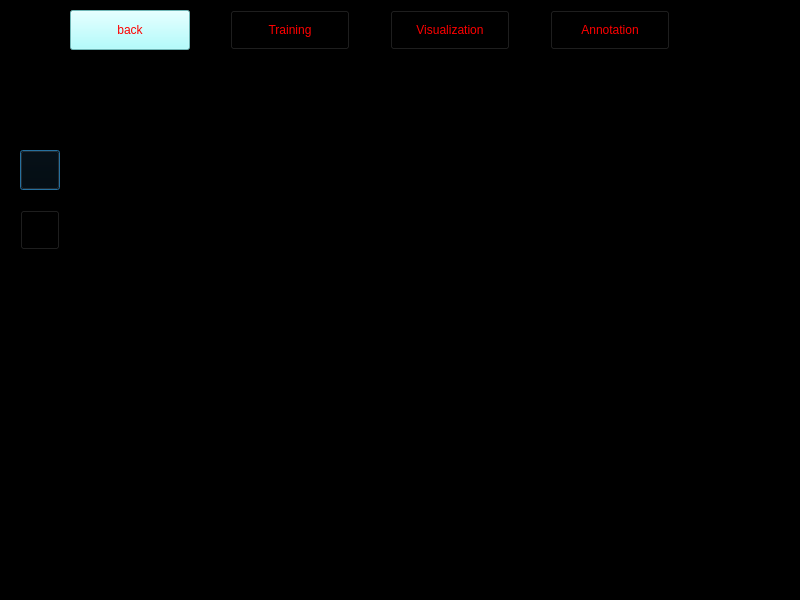
This is rLearning_Computer_Vision/Learn_Computer_Vision_Dialog.ui in SAIL-LAB155/Learning_Computer_Vision as Qt 5 draws it before an edit. The edited form follows.
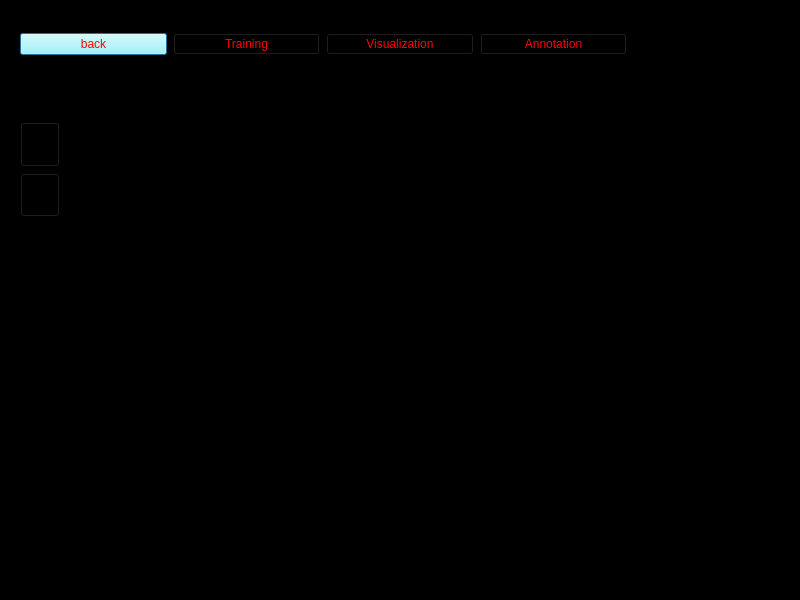
This is the edited form. Icons and pictures are not drawn.

What changed in the file:
```diff
--- a/rLearning_Computer_Vision/Learn_Computer_Vision_Dialog.ui
+++ b/rLearning_Computer_Vision/Learn_Computer_Vision_Dialog.ui
@@ -13,52 +13,57 @@
     <height>600</height>
    </rect>
   </property>
+  <property name="sizePolicy">
+   <sizepolicy hsizetype="Preferred" vsizetype="Preferred">
+    <horstretch>0</horstretch>
+    <verstretch>0</verstretch>
+   </sizepolicy>
+  </property>
   <property name="windowTitle">
    <string>Learn_Computer_Vision_Dialog</string>
   </property>
   <property name="styleSheet">
    <string notr="true">background-color: rgb(0, 0, 0);</string>
   </property>
-  <widget class="QPushButton" name="m_btn_Home">
-   <property name="geometry">
-    <rect>
-     <x>20</x>
-     <y>150</y>
-     <width>40</width>
-     <height>40</height>
-    </rect>
+  <layout class="QVBoxLayout" name="verticalLayout" stretch="1,1,2,8">
+   <property name="leftMargin">
+    <number>20</number>
    </property>
-   <property name="styleSheet">
-    <string notr="true">border-image: url(:/images/left-navigator/home-g.png);</string>
+   <property name="topMargin">
+    <number>20</number>
    </property>
-   <property name="text">
-    <string/>
+   <property name="rightMargin">
+    <number>20</number>
    </property>
-  </widget>
-  <widget class="QPushButton" name="m_btn_Brain">
-   <property name="geometry">
-    <rect>
-     <x>20</x>
-     <y>210</y>
-     <width>40</width>
-     <height>40</height>
-    </rect>
+   <property name="bottomMargin">
+    <number>0</number>
    </property>
+   <item>
+    <layout class="QHBoxLayout" name="horizontalLayout">
+     <item>
+      <widget class="QPushButton" name="m_btn_Back">
+       <property name="sizePolicy">
+        <sizepolicy hsizetype="Preferred" vsizetype="Fixed">
+         <horstretch>0</horstretch>
+         <verstretch>0</verstretch>
+        </sizepolicy>
+       </property>
    <property name="styleSheet">
-    <string notr="true">border-image: url(:/images/left-navigator/func-w.png);</string>
+        <string notr="true">color: rgb(255, 0, 0);
+background-color: rgb(155, 255, 255);</string>
    </property>
    <property name="text">
-    <string/>
-   </property>
-  </widget>
+        <string>back</string>
+       </property>
+      </widget>
+     </item>
+     <item>
   <widget class="QPushButton" name="m_btn_Training">
-   <property name="geometry">
-    <rect>
-     <x>230</x>
-     <y>10</y>
-     <width>120</width>
-     <height>40</height>
-    </rect>
+       <property name="sizePolicy">
+        <sizepolicy hsizetype="Preferred" vsizetype="Fixed">
+         <horstretch>0</horstretch>
+         <verstretch>0</verstretch>
+        </sizepolicy>
    </property>
    <property name="styleSheet">
     <string notr="true">color: rgb(255, 0, 0);</string>
@@ -67,14 +72,14 @@
     <string>Training</string>
    </property>
   </widget>
+     </item>
+     <item>
   <widget class="QPushButton" name="m_btn_Visualization">
-   <property name="geometry">
-    <rect>
-     <x>390</x>
-     <y>10</y>
-     <width>120</width>
-     <height>40</height>
-    </rect>
+       <property name="sizePolicy">
+        <sizepolicy hsizetype="Preferred" vsizetype="Fixed">
+         <horstretch>0</horstretch>
+         <verstretch>0</verstretch>
+        </sizepolicy>
    </property>
    <property name="styleSheet">
     <string notr="true">color: rgb(255, 0, 0);</string>
@@ -83,14 +88,14 @@
     <string>Visualization</string>
    </property>
   </widget>
+     </item>
+     <item>
   <widget class="QPushButton" name="m_btn_Annotation">
-   <property name="geometry">
-    <rect>
-     <x>550</x>
-     <y>10</y>
-     <width>120</width>
-     <height>40</height>
-    </rect>
+       <property name="sizePolicy">
+        <sizepolicy hsizetype="Preferred" vsizetype="Fixed">
+         <horstretch>0</horstretch>
+         <verstretch>0</verstretch>
+        </sizepolicy>
    </property>
    <property name="styleSheet">
     <string notr="true">color: rgb(255, 0, 0);</string>
@@ -99,31 +104,17 @@
     <string>Annotation</string>
    </property>
   </widget>
-  <widget class="QPushButton" name="m_btn_Back">
-   <property name="geometry">
-    <rect>
-     <x>70</x>
-     <y>10</y>
-     <width>120</width>
-     <height>40</height>
-    </rect>
-   </property>
-   <property name="styleSheet">
-    <string notr="true">color: rgb(255, 0, 0);
-background-color: rgb(155, 255, 255);</string>
-   </property>
-   <property name="text">
-    <string>back</string>
-   </property>
-  </widget>
+     </item>
+     <item>
   <widget class="QLabel" name="label">
-   <property name="geometry">
-    <rect>
-     <x>690</x>
-     <y>10</y>
-     <width>101</width>
-     <height>51</height>
-    </rect>
+       <property name="enabled">
+        <bool>false</bool>
+       </property>
+       <property name="sizePolicy">
+        <sizepolicy hsizetype="Minimum" vsizetype="Minimum">
+         <horstretch>0</horstretch>
+         <verstretch>0</verstretch>
+        </sizepolicy>
    </property>
    <property name="styleSheet">
     <string notr="true">border-image: url(:/images/company-logo.png);</string>
@@ -132,6 +123,92 @@
     <string/>
    </property>
   </widget>
+     </item>
+    </layout>
+   </item>
+   <item>
+    <spacer name="verticalSpacer_2">
+     <property name="orientation">
+      <enum>Qt::Vertical</enum>
+     </property>
+     <property name="sizeHint" stdset="0">
+      <size>
+       <width>20</width>
+       <height>40</height>
+      </size>
+     </property>
+    </spacer>
+   </item>
+   <item>
+    <layout class="QHBoxLayout" name="horizontalLayout_3" stretch="0,0">
+     <item>
+      <layout class="QVBoxLayout" name="verticalLayout_2">
+       <property name="sizeConstraint">
+        <enum>QLayout::SetDefaultConstraint</enum>
+       </property>
+       <item>
+        <widget class="QPushButton" name="m_btn_Home">
+         <property name="sizePolicy">
+          <sizepolicy hsizetype="Preferred" vsizetype="Preferred">
+           <horstretch>0</horstretch>
+           <verstretch>0</verstretch>
+          </sizepolicy>
+         </property>
+         <property name="styleSheet">
+          <string notr="true">border-image: url(:/images/left-navigator/home-g.png);</string>
+         </property>
+         <property name="text">
+          <string/>
+         </property>
+        </widget>
+       </item>
+       <item>
+        <widget class="QPushButton" name="m_btn_Brain">
+         <property name="sizePolicy">
+          <sizepolicy hsizetype="Preferred" vsizetype="Preferred">
+           <horstretch>0</horstretch>
+           <verstretch>0</verstretch>
+          </sizepolicy>
+         </property>
+         <property name="styleSheet">
+          <string notr="true">border-image: url(:/images/left-navigator/func-w.png);</string>
+         </property>
+         <property name="text">
+          <string/>
+         </property>
+        </widget>
+       </item>
+      </layout>
+     </item>
+     <item>
+      <spacer name="horizontalSpacer">
+       <property name="orientation">
+        <enum>Qt::Horizontal</enum>
+       </property>
+       <property name="sizeHint" stdset="0">
+        <size>
+         <width>40</width>
+         <height>20</height>
+        </size>
+       </property>
+      </spacer>
+     </item>
+    </layout>
+   </item>
+   <item>
+    <spacer name="verticalSpacer">
+     <property name="orientation">
+      <enum>Qt::Vertical</enum>
+     </property>
+     <property name="sizeHint" stdset="0">
+      <size>
+       <width>20</width>
+       <height>40</height>
+      </size>
+     </property>
+    </spacer>
+   </item>
+  </layout>
  </widget>
  <layoutdefault spacing="6" margin="11"/>
  <resources/>
```
Lines whose indentation alone changed are shown as unchanged.
